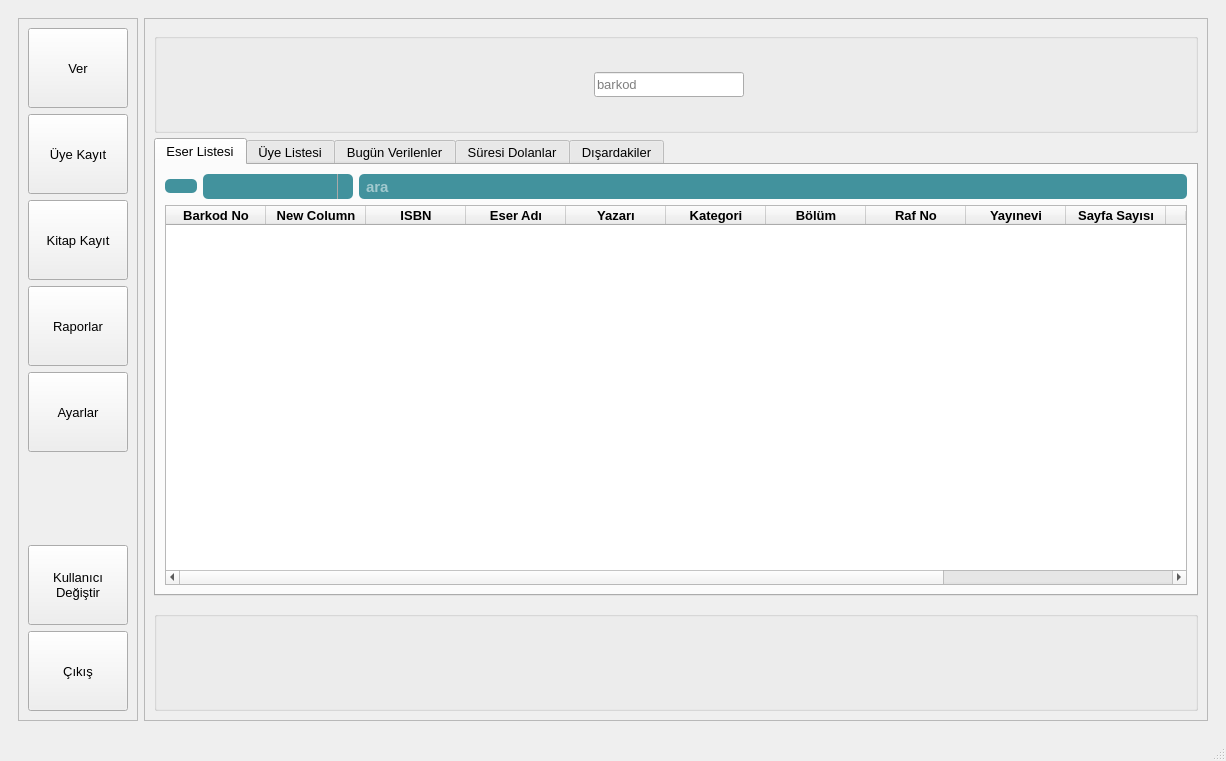
Before: the Qt Designer form ui/anasayfa2.ui in mseroglu/kutuphaneOtomasyon, drawn with Qt 5.
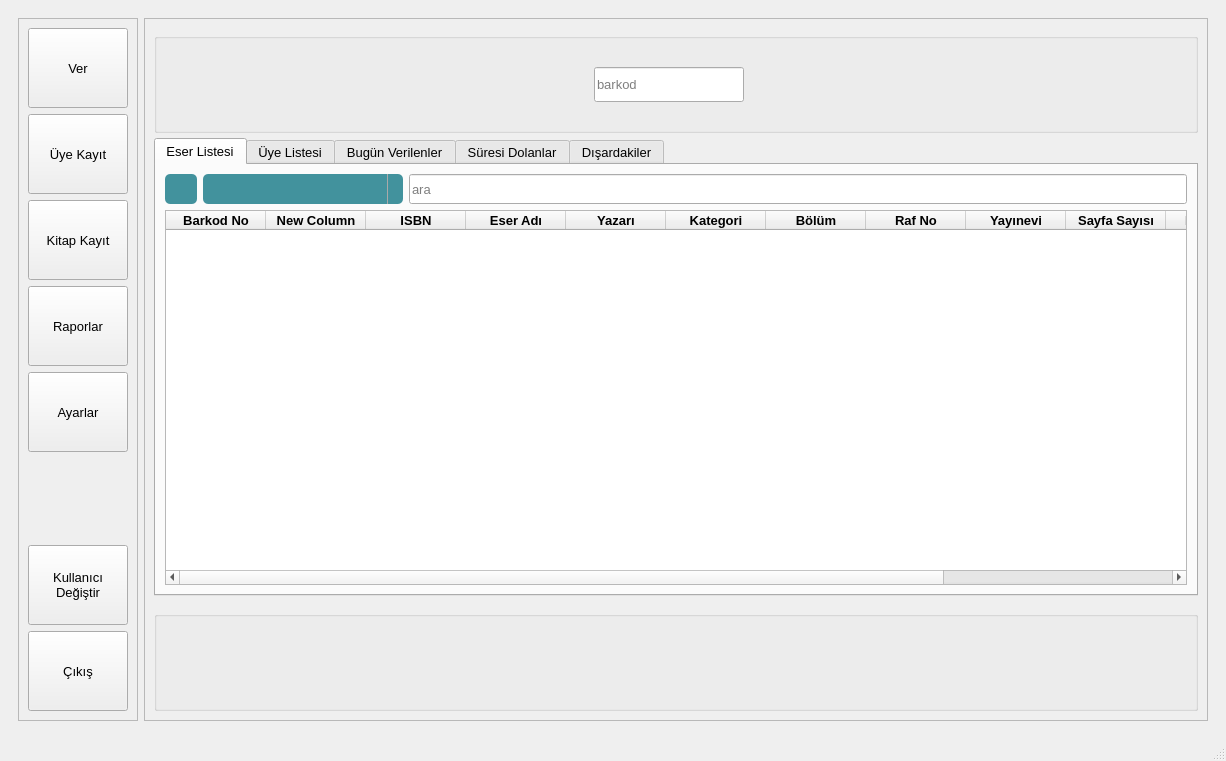
After: the same form once the commit is applied. The open tabs and pages were chosen to show the change. Icons and pictures are not drawn.

```diff
--- a/ui/anasayfa2.ui
+++ b/ui/anasayfa2.ui
@@ -997,7 +997,7 @@
                   <property name="minimumSize">
                    <size>
                     <width>150</width>
-                    <height>25</height>
+                    <height>35</height>
                    </size>
                   </property>
                   <property name="maximumSize">
@@ -1156,6 +1156,12 @@
                 <layout class="QHBoxLayout" name="horizontalLayout_5">
                  <item>
                   <widget class="QPushButton" name="btn_searchBook">
+                   <property name="minimumSize">
+                    <size>
+                     <width>0</width>
+                     <height>30</height>
+                    </size>
+                   </property>
                    <property name="styleSheet">
                     <string notr="true">QPushButton {background-color: rgba(66,146,157,255); border: None; border-radius: 5px}</string>
                    </property>
@@ -1181,8 +1187,8 @@
                   <widget class="QComboBox" name="combo_searchCriteriaBook">
                    <property name="minimumSize">
                     <size>
-                     <width>150</width>
-                     <height>25</height>
+                     <width>200</width>
+                     <height>30</height>
                     </size>
                    </property>
                    <property name="font">
@@ -1191,25 +1197,7 @@
                     </font>
                    </property>
                    <property name="styleSheet">
-                    <string notr="true">QComboBox {background-color: rgba(66,146,157,255); color:white; border: None; border-radius: 5px; }
-
-QComboBox QAbstractItemView {color:rgb(0,100,200); background:rgb(200,200,200); selection-color: rgb(15,250,250); selection-background-color: rgb(100,100,100);  }
-
-QComboBox::drop-down {
-    subcontrol-origin: padding;
-    subcontrol-position: top right;
-    width: 15px;
-    color: #272727;
-    border-left-width: 1px;
-    border-left-color: darkgray;
-    border-left-style: solid;
-    border-top-right-radius: 3px;
-    border-bottom-right-radius: 3px;
-}
-QComboBox::down-arrow {
-    image: img/down_arrow.png;
-}
-</string>
+                    <string notr="true"/>
                    </property>
                   </widget>
                  </item>
@@ -1224,7 +1212,7 @@
                    <property name="minimumSize">
                     <size>
                      <width>0</width>
-                     <height>25</height>
+                     <height>30</height>
                     </size>
                    </property>
                    <property name="maximumSize">
@@ -1235,14 +1223,14 @@
                    </property>
                    <property name="font">
                     <font>
-                     <pointsize>11</pointsize>
-                     <weight>75</weight>
+                     <pointsize>10</pointsize>
+                     <weight>50</weight>
                      <italic>false</italic>
-                     <bold>true</bold>
+                     <bold>false</bold>
                     </font>
                    </property>
                    <property name="styleSheet">
-                    <string notr="true">QLineEdit {background-color: rgba(66,146,157,255); color:white; border: None; border-radius: 5px; font:bold; font-size: 11pt; padding: 0px 5px}</string>
+                    <string notr="true"/>
                    </property>
                    <property name="placeholderText">
                     <string>ara</string>
@@ -1280,9 +1268,9 @@
                   </property>
                   <property name="background">
                    <color>
-                    <red>111</red>
-                    <green>180</green>
-                    <blue>184</blue>
+                    <red>170</red>
+                    <green>255</green>
+                    <blue>255</blue>
                    </color>
                   </property>
                  </column>
@@ -1299,9 +1287,9 @@
                   </property>
                   <property name="background">
                    <color>
-                    <red>111</red>
-                    <green>180</green>
-                    <blue>184</blue>
+                    <red>170</red>
+                    <green>255</green>
+                    <blue>255</blue>
                    </color>
                   </property>
                  </column>
@@ -1318,9 +1306,9 @@
                   </property>
                   <property name="background">
                    <color>
-                    <red>111</red>
-                    <green>180</green>
-                    <blue>184</blue>
+                    <red>170</red>
+                    <green>255</green>
+                    <blue>255</blue>
                    </color>
                   </property>
                  </column>
@@ -1337,9 +1325,9 @@
                   </property>
                   <property name="background">
                    <color>
-                    <red>111</red>
-                    <green>180</green>
-                    <blue>184</blue>
+                    <red>170</red>
+                    <green>255</green>
+                    <blue>255</blue>
                    </color>
                   </property>
                  </column>
@@ -1356,9 +1344,9 @@
                   </property>
                   <property name="background">
                    <color>
-                    <red>111</red>
-                    <green>180</green>
-                    <blue>184</blue>
+                    <red>170</red>
+                    <green>255</green>
+                    <blue>255</blue>
                    </color>
                   </property>
                  </column>
@@ -1375,9 +1363,9 @@
                   </property>
                   <property name="background">
                    <color>
-                    <red>111</red>
-                    <green>180</green>
-                    <blue>184</blue>
+                    <red>170</red>
+                    <green>255</green>
+                    <blue>255</blue>
                    </color>
                   </property>
                  </column>
@@ -1394,9 +1382,9 @@
                   </property>
                   <property name="background">
                    <color>
-                    <red>111</red>
-                    <green>180</green>
-                    <blue>184</blue>
+                    <red>170</red>
+                    <green>255</green>
+                    <blue>255</blue>
                    </color>
                   </property>
                  </column>
@@ -1413,9 +1401,9 @@
                   </property>
                   <property name="background">
                    <color>
-                    <red>111</red>
-                    <green>180</green>
-                    <blue>184</blue>
+                    <red>170</red>
+                    <green>255</green>
+                    <blue>255</blue>
                    </color>
                   </property>
                  </column>
@@ -1432,9 +1420,9 @@
                   </property>
                   <property name="background">
                    <color>
-                    <red>111</red>
-                    <green>180</green>
-                    <blue>184</blue>
+                    <red>170</red>
+                    <green>255</green>
+                    <blue>255</blue>
                    </color>
                   </property>
                  </column>
@@ -1451,9 +1439,9 @@
                   </property>
                   <property name="background">
                    <color>
-                    <red>111</red>
-                    <green>180</green>
-                    <blue>184</blue>
+                    <red>170</red>
+                    <green>255</green>
+                    <blue>255</blue>
                    </color>
                   </property>
                  </column>
@@ -1470,9 +1458,9 @@
                   </property>
                   <property name="background">
                    <color>
-                    <red>111</red>
-                    <green>180</green>
-                    <blue>184</blue>
+                    <red>170</red>
+                    <green>255</green>
+                    <blue>255</blue>
                    </color>
                   </property>
                  </column>
@@ -1489,9 +1477,9 @@
                   </property>
                   <property name="background">
                    <color>
-                    <red>111</red>
-                    <green>180</green>
-                    <blue>184</blue>
+                    <red>170</red>
+                    <green>255</green>
+                    <blue>255</blue>
                    </color>
                   </property>
                  </column>
@@ -1508,9 +1496,9 @@
                   </property>
                   <property name="background">
                    <color>
-                    <red>111</red>
-                    <green>180</green>
-                    <blue>184</blue>
+                    <red>170</red>
+                    <green>255</green>
+                    <blue>255</blue>
                    </color>
                   </property>
                  </column>
```
Left out of the diff: 319 changed lines with no effect on the pictures.
